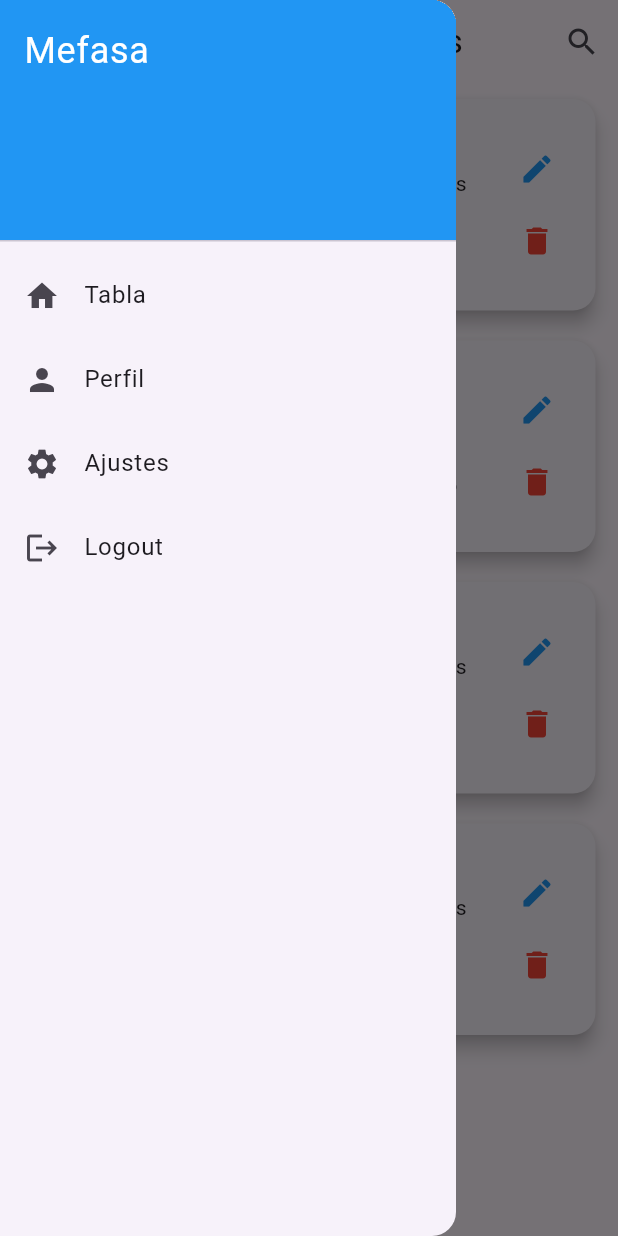
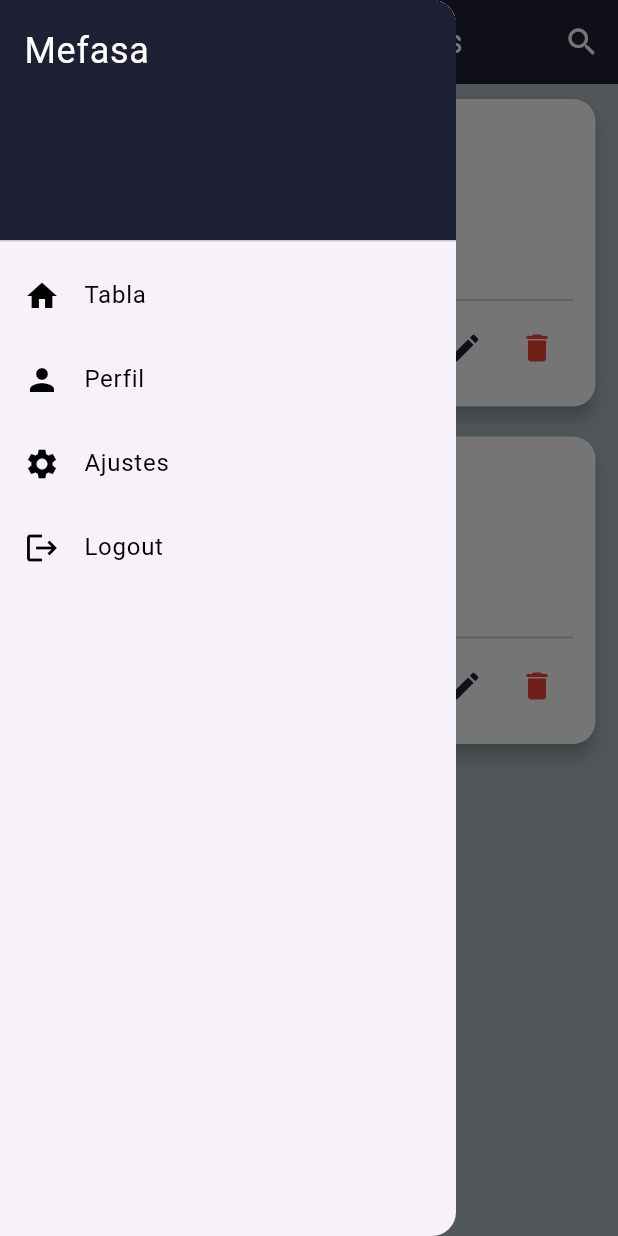
Before and after one commit to g-garcia-arv/control_medico_flutter, a Flutter app: the UserListScreen screen opened directly, with the side drawer open, on a phone screen of 412 x 824 dp. Run offline on Flutter 3.47's test engine with Material 3 defaults, Android fonts, the phone set to English and light mode, and no system bars.

Commit message:
modificando el index

```diff
--- a/lib/index.dart
+++ b/lib/index.dart
@@ -29,7 +29,7 @@ final List<MedicalProcedure> procedures = [
     id: 1,
     employeeNumber: "12345",
     description: "Cosas importantes",
-    doctor: "Dr.pacheco",
+    doctor: "Dr. Pacheco",
     medicalProcedure: "Revisión general",
     consultationDate: "2023-06-01",
     reviewDate: "2023-06-15",
@@ -38,37 +38,19 @@ final List<MedicalProcedure> procedures = [
   MedicalProcedure(
     id: 2,
     employeeNumber: "67890",
-    description: "descripcion",
-    doctor: "Dra.123",
+    description: "Descripción",
+    doctor: "Dra. 123",
     medicalProcedure: "Consulta en algo",
     consultationDate: "2023-06-05",
     reviewDate: "2023-06-20",
     status: "Pendiente",
   ),
-  MedicalProcedure(
-    id: 1,
-    employeeNumber: "12345",
-    description: "Cosas importantes",
-    doctor: "Dr.pacheco",
-    medicalProcedure: "Revisión general",
-    consultationDate: "2023-06-01",
-    reviewDate: "2023-06-15",
-    status: "Completado",
-  ),
-  MedicalProcedure(
-    id: 1,
-    employeeNumber: "12345",
-    description: "Cosas importantes",
-    doctor: "Dr.pacheco",
-    medicalProcedure: "Revisión general",
-    consultationDate: "2023-06-01",
-    reviewDate: "2023-06-15",
-    status: "Completado",
-  ),
   // Agrega más procedimientos aquí
 ];
 
 class UserListScreen extends StatefulWidget {
+  const UserListScreen({super.key});
+
   @override
   _UserListScreenState createState() => _UserListScreenState();
 }
@@ -94,11 +76,13 @@ class _UserListScreenState extends State<UserListScreen> {
   @override
   Widget build(BuildContext context) {
     return Scaffold(
+      backgroundColor: const Color(0xFFB0BEC5),
       appBar: AppBar(
-        title: Text("Lista de Procedimientos"),
+        title: const Text("Lista de Procedimientos", style: TextStyle(color: Colors.white)),
+        backgroundColor: const Color(0xFF1E2134),
         actions: [
           IconButton(
-            icon: Icon(Icons.search),
+            icon: const Icon(Icons.search, color: Colors.white),
             onPressed: () {
               showSearch(
                 context: context,
@@ -108,7 +92,7 @@ class _UserListScreenState extends State<UserListScreen> {
           ),
         ],
       ),
-      drawer: AppDrawer(),
+      drawer: const AppDrawer(),
       body: ListView.builder(
         itemCount: _filteredProcedures.length,
         itemBuilder: (context, index) {
@@ -137,7 +121,7 @@ class ProcedureCard extends StatelessWidget {
   final VoidCallback onDelete;
   final VoidCallback onEdit;
 
-  ProcedureCard({
+  const ProcedureCard({super.key,
     required this.procedure,
     required this.onDelete,
     required this.onEdit,
@@ -146,20 +130,19 @@ class ProcedureCard extends StatelessWidget {
   @override
   Widget build(BuildContext context) {
     return Card(
-      margin: EdgeInsets.symmetric(vertical: 10, horizontal: 15),
+      color: Colors.white, // Color de fondo blanco para las cartas
+      margin: const EdgeInsets.symmetric(vertical: 10, horizontal: 15),
       shape: RoundedRectangleBorder(
         borderRadius: BorderRadius.circular(15),
       ),
       elevation: 5,
       child: Padding(
-        padding: EdgeInsets.all(15),
-        child: Row(
+        padding: const EdgeInsets.all(15),
+        child: Column(
+          crossAxisAlignment: CrossAxisAlignment.start,
           children: [
-            CircleAvatar(
-              radius: 30,
-              child: Text(procedure.employeeNumber[0]),
-            ),
-            SizedBox(width: 15),
+            Row(
+              children: [
                 Expanded(
                   child: Column(
                     crossAxisAlignment: CrossAxisAlignment.start,
@@ -169,24 +152,29 @@ class ProcedureCard extends StatelessWidget {
                         style: TextStyle(
                           fontWeight: FontWeight.bold,
                           fontSize: 18,
+                          color: const Color(0xFF1E2134), // Texto de color azul oscuro
                         ),
                       ),
-                  SizedBox(height: 5),
-                  Text("Descripción: ${procedure.description}"),
-                  Text("Médico: ${procedure.doctor}"),
-                  Text("Fecha de Consulta: ${procedure.consultationDate}"),
-                  Text("Estado: ${procedure.status}"),
+                      const SizedBox(height: 5),
+                      Text("Descripción: ${procedure.description}", style: TextStyle(color: Colors.black)),
+                      Text("Médico: ${procedure.doctor}", style: TextStyle(color: Colors.black)),
+                      Text("Fecha de Consulta: ${procedure.consultationDate}", style: TextStyle(color: Colors.black)),
+                      Text("Estado: ${procedure.status}", style: TextStyle(color: Colors.black)),
                     ],
                   ),
                 ),
-            Column(
+              ],
+            ),
+            const Divider(),
+            Row(
+              mainAxisAlignment: MainAxisAlignment.end,
               children: [
                 IconButton(
-                  icon: Icon(Icons.edit, color: Colors.blue),
+                  icon: Icon(Icons.edit, color: const Color(0xFF1E2134)),
                   onPressed: onEdit,
                 ),
                 IconButton(
-                  icon: Icon(Icons.delete, color: Colors.red),
+                  icon: const Icon(Icons.delete, color: Colors.red),
                   onPressed: onDelete,
                 ),
               ],
@@ -199,6 +187,8 @@ class ProcedureCard extends StatelessWidget {
 }
 
 class AppDrawer extends StatelessWidget {
+  const AppDrawer({super.key});
+
   @override
   Widget build(BuildContext context) {
     return Drawer(
@@ -207,9 +197,9 @@ class AppDrawer extends StatelessWidget {
         children: <Widget>[
           DrawerHeader(
             decoration: BoxDecoration(
-              color: Colors.blue,
+              color: const Color(0xFF1E2134), // Azul más oscuro y fuerte para el encabezado del drawer
             ),
-            child: Text(
+            child: const Text(
               'Mefasa',
               style: TextStyle(
                 color: Colors.white,
@@ -218,29 +208,29 @@ class AppDrawer extends StatelessWidget {
             ),
           ),
           ListTile(
-            leading: Icon(Icons.home),
-            title: Text('Tabla'),
+            leading: Icon(Icons.home, color: const Color.fromARGB(255, 0, 0, 0)), // Icono de color blanco
+            title: const Text('Tabla', style: TextStyle(color: Color.fromARGB(255, 0, 0, 0))),
             onTap: () {
               Navigator.pop(context);
             },
           ),
           ListTile(
-            leading: Icon(Icons.person),
-            title: Text('Perfil'),
+            leading: Icon(Icons.person, color: const Color.fromARGB(255, 0, 0, 0)), // Icono de color blanco
+            title: const Text('Perfil', style: TextStyle(color: Color.fromARGB(255, 0, 0, 0))),
             onTap: () {
               Navigator.pop(context);
             },
           ),
           ListTile(
-            leading: Icon(Icons.settings),
-            title: Text('Ajustes'),
+            leading: Icon(Icons.settings, color: Color.fromARGB(255, 0, 0, 0)), // Icono de color blanco
+            title: const Text('Ajustes', style: TextStyle(color: Color.fromARGB(255, 0, 0, 0))),
             onTap: () {
               Navigator.pop(context);
             },
           ),
           ListTile(
-            leading: Icon(Icons.logout),
-            title: Text('Logout'),
+            leading: Icon(Icons.logout, color: const Color.fromARGB(255, 0, 0, 0)), // Icono de color blanco
+            title: const Text('Logout', style: TextStyle(color: Color.fromARGB(255, 0, 0, 0))),
             onTap: () {
               Navigator.pop(context);
             },
@@ -260,7 +250,7 @@ class ProcedureSearchDelegate extends SearchDelegate {
   List<Widget>? buildActions(BuildContext context) {
     return [
       IconButton(
-        icon: Icon(Icons.clear),
+        icon: const Icon(Icons.clear, color: Colors.white),
         onPressed: () {
           query = '';
           onSearch(query);
@@ -272,7 +262,7 @@ class ProcedureSearchDelegate extends SearchDelegate {
   @override
   Widget? buildLeading(BuildContext context) {
     return IconButton(
-      icon: Icon(Icons.arrow_back),
+      icon: const Icon(Icons.arrow_back, color: Colors.white),
       onPressed: () {
         close(context, null);
       },
@@ -291,3 +281,9 @@ class ProcedureSearchDelegate extends SearchDelegate {
     return Container();
   }
 }
+
+void main() {
+  runApp(MaterialApp(
+    home: UserListScreen(),
+  ));
+}
--- a/lib/inicio_de_sesion.dart
+++ b/lib/inicio_de_sesion.dart
@@ -49,7 +49,7 @@ class _LoginScreenState extends State<LoginScreen> {
             width: 300, // Adjust width and height as needed
             height: 200,
           ),
-          SizedBox(height: 20), // Add spacing between image and form
+          const SizedBox(height: 20), // Add spacing between image and form
           Form(
             // Reintroduce the Form element
             key: _formKey,
@@ -60,7 +60,7 @@ class _LoginScreenState extends State<LoginScreen> {
                   TextFormField(
                     controller: _numeroEmpleadoController,
                     decoration:
-                        InputDecoration(labelText: 'Numero de empleado'),
+                        const InputDecoration(labelText: 'Numero de empleado'),
                     validator: (value) {
                       if (value == null || value.isEmpty) {
                         return 'Ingresa tu número de empleado';
@@ -68,11 +68,11 @@ class _LoginScreenState extends State<LoginScreen> {
                       return null;
                     },
                   ),
-                  SizedBox(height: 20),
+                  const SizedBox(height: 20),
                   TextFormField(
                     controller: _contrasenaController,
                     obscureText: true,
-                    decoration: InputDecoration(labelText: 'Contraseña'),
+                    decoration: const InputDecoration(labelText: 'Contraseña'),
                     validator: (value) {
                       if (value == null || value.isEmpty) {
                         return 'Ingresa tu contraseña';
@@ -80,20 +80,19 @@ class _LoginScreenState extends State<LoginScreen> {
                       return null;
                     },
                   ),
-                  SizedBox(height: 40),
+                  const SizedBox(height: 40),
                   TextButton(
                     style: TextButton.styleFrom(
-                      foregroundColor: Colors.white, backgroundColor: Color.fromARGB(255, 2, 44, 64),
+                      foregroundColor: Colors.white, backgroundColor: const Color.fromARGB(255, 2, 44, 64),
                     ),
                     onPressed: () async {
                       if (_formKey.currentState!.validate()) {
                         await _iniciarSesion();
                       }
                     },
-                    child: Text('Iniciar Sesión'),
+                    child: const Text('Iniciar Sesión'),
                   ),
-                  if (_mensajeError != null)
-                    Text(_mensajeError, style: TextStyle(color: Colors.red)),
+                  Text(_mensajeError, style: const TextStyle(color: Colors.red)),
                 ],
               ),
             ),
--- a/lib/main.dart
+++ b/lib/main.dart
@@ -1,10 +1,11 @@
 import 'package:control_medico/index.dart';
 import 'package:flutter/material.dart';
-import 'inicio_de_sesion.dart';
 
 void main() {
-  runApp(MaterialApp(
+  runApp(const MaterialApp(
     debugShowCheckedModeBanner: false,
-    home: LoginScreen(),
+    home: UserListScreen(),
   ));
 }
+
+//UserListScreen y LoginScreen
```
Also changed, not shown: 1 other file. Lines whose indentation alone changed are shown as unchanged.
